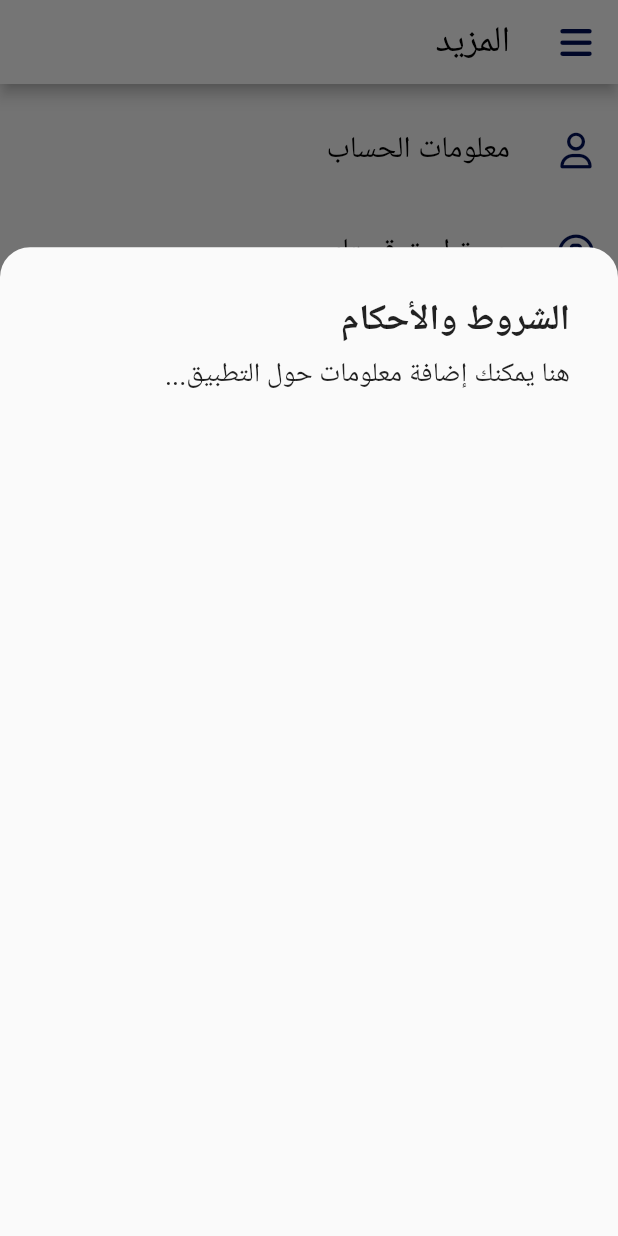
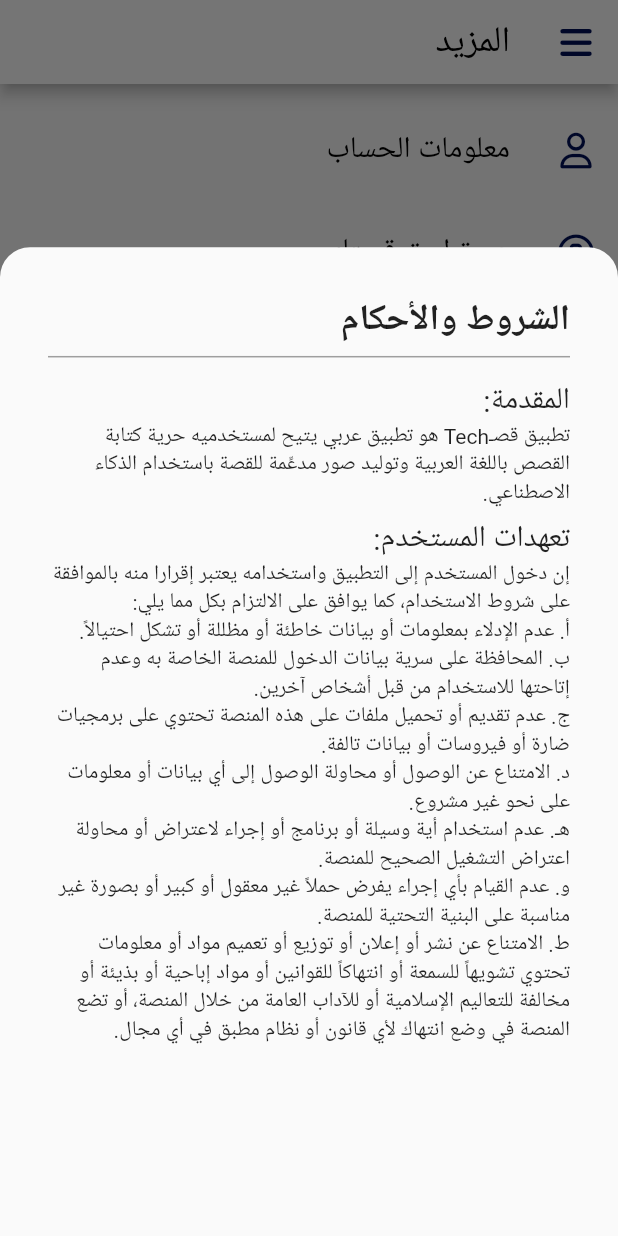
Before and after one commit to Lujain-M02/2023-GP1-6, a Flutter app: the MorePage screen opened directly, after a tap on "الشروط والأحكام", on a phone screen of 412 x 824 dp. Run offline on Flutter 3.47's test engine with Material 2 defaults, Android fonts, the phone set to English and light mode, and no system bars; our stand-ins replace animate_do, animated_text_kit, cloud_firestore, firebase_auth, firebase_core, font_awesome_flutter and 3 more; accounts and stored records are empty.

Commit message:
terms and condition content

```diff
--- a/your_story/lib/pages/More_Page/more_content.dart
+++ b/your_story/lib/pages/More_Page/more_content.dart
@@ -1,4 +1,5 @@
 import 'package:flutter/material.dart';
+//import '../../style.dart';
 
 Widget aboutAppContent() {
   return
@@ -63,12 +64,29 @@ Widget termsAndCondition() {
             'الشروط والأحكام',
             style: TextStyle(fontSize: 24, fontWeight: FontWeight.bold),
           ),
+          Divider(
+                  color: Colors.grey,
+                  thickness: 1.0,
+                ),
           SizedBox(height: 8),
           Text(
-            'هنا يمكنك إضافة معلومات حول التطبيق...',
-            style: TextStyle(fontSize: 18),
+            'المقدمة:',
+            style: TextStyle(fontSize: 20),
           ),
-          // Add more content as needed
+          Text(
+            'تطبيق قصـTech هو تطبيق عربي يتيح لمستخدميه حرية كتابة القصص باللغة العربية وتوليد صور مدعِّمة للقصة باستخدام الذكاء الاصطناعي.'
+          ),
+          SizedBox(height: 8),
+          Text(
+            'تعهدات المستخدم:',
+            style: TextStyle(fontSize: 20),
+          ),
+          Text(
+            'إن دخول المستخدم إلى التطبيق واستخدامه يعتبر إقرارا منه بالموافقة على شروط الاستخدام، كما يوافق على الالتزام بكل مما يلي:'
+          ),
+          Text(
+            '‌أ. عدم الإدلاء بمعلومات أو بيانات خاطئة أو مظللة أو تشكل احتيالاً.\n‌ب. المحافظة على سرية بيانات الدخول للمنصة الخاصة به وعدم إتاحتها للاستخدام من قبل أشخاص آخرين.\n‌ج. عدم تقديم أو تحميل ملفات على هذه المنصة تحتوي على برمجيات ضارة أو فيروسات أو بيانات تالفة.\nد. الامتناع عن الوصول أو محاولة الوصول إلى أي بيانات أو معلومات على نحو غير مشروع.\n‌هـ. عدم استخدام أية وسيلة أو برنامج أو إجراء لاعتراض أو محاولة اعتراض التشغيل الصحيح للمنصة.\n‌‌و. عدم القيام بأي إجراء يفرض حملاً غير معقول أو كبير أو بصورة غير مناسبة على البنية التحتية للمنصة.\n‌ط. الامتناع عن نشر أو إعلان أو توزيع أو تعميم مواد أو معلومات تحتوي تشويهاً للسمعة أو انتهاكاً للقوانين أو مواد إباحية أو بذيئة أو مخالفة للتعاليم الإسلامية أو للآداب العامة من خلال المنصة، أو تضع المنصة في وضع انتهاك لأي قانون أو نظام مطبق في أي مجال.'
+          ),
         ],
       ),
     ),
```
